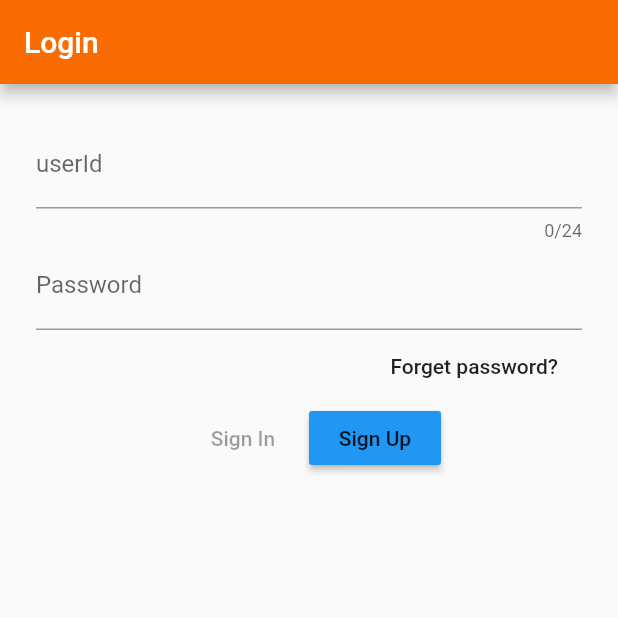
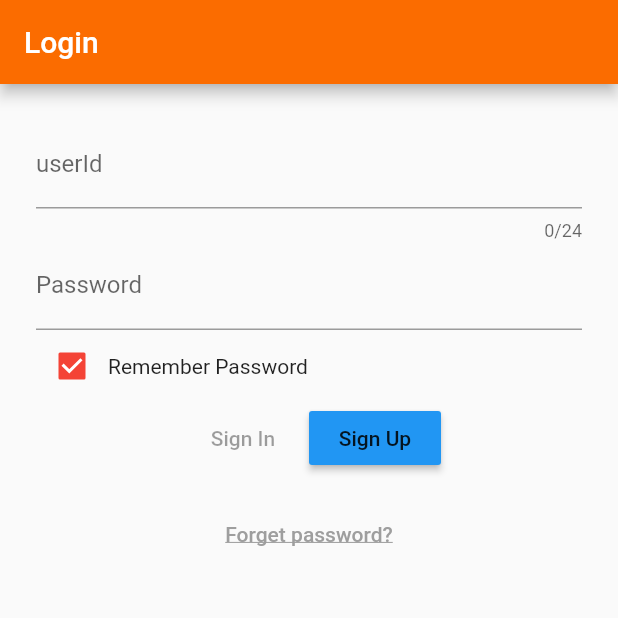
Before and after one commit to EnderByEndera/membership_card, a Flutter app: the screen it shows after launch, on a phone screen of 412 x 824 dp, the top half of it. Run offline on Flutter 3.47's test engine with Material 2 defaults, Android fonts, the phone set to English and light mode, and no system bars; our stand-ins replace dio, qr_flutter; missing offline and left inert: barcode_flutter, barcode_scan, flutter_nfc_reader.

Commit message:
update loginPage

```diff
--- a/lib/main.dart
+++ b/lib/main.dart
@@ -21,7 +21,7 @@ import 'pages/card_info_membership.dart';
 import 'pages/card_info_barcode.dart';
 import 'pages/card_info_qrcode.dart';
 import 'package:membership_card/pages/bottom_menu.dart';
-
+import 'package:membership_card/pages/find_password.dart';
 void main() {
   WidgetsFlutterBinding.ensureInitialized();
   SystemChrome.setPreferredOrientations([DeviceOrientation.portraitUp])
@@ -82,6 +82,7 @@ class GoWallet extends StatelessWidget {
             "/user": (_) => UserInfoPage(),
             "/bottomMenu": (_) => BottomMenuPage(),
             "/changePasswordPage": (_) =>ChangePasswordPage(),
+            "/findpasswordpage":(_)=>FindPasswordPage(),
           },
         ));
   }
--- /dev/null
+++ b/lib/model/user_count.dart
@@ -0,0 +1,14 @@
+import 'package:flutter/material.dart';
+import 'package:membership_card/model/user_model.dart';
+
+class UserCounter extends ChangeNotifier {
+  var _userList = List<User>();
+  set userList(List<User> cardList) => this._userList = cardList;
+  List<User> get userList => _userList;
+
+  void addUser(User user) {
+    _userList.add(user);
+    notifyListeners();
+  }
+
+}
--- a/lib/model/user_model.dart
+++ b/lib/model/user_model.dart
@@ -18,7 +18,8 @@ class User extends ChangeNotifier {
   static const String _LOGINMONTH_JSON = "loginmonth";
   static const String _LOGINNUM_JSON = "loginnum";
   static const String _LOGINYEAR_JSON = "loginyear";
-
+  static const String _ACCOUNT_TYPE_JSON = "acountype";
+  static const String  _REMEMBER_JSON = "remember";
 
   String _userId;
   String _password;
@@ -57,6 +58,10 @@ class User extends ChangeNotifier {
     _userId = json[_ID_JSON];
     _password = json[_PASSWORD_JSON];
     _mail = json[_Mail_JSON];
+    _tel = json[_TEL_JSON];
+    _loginMonth = json[_LOGINMONTH_JSON];
+    _loginNum = json[_LOGINNUM_JSON];
+    _loginYear = json[_LOGINYEAR_JSON];
   }
 
   Map<String, dynamic> toJson() {
@@ -67,4 +72,18 @@ class User extends ChangeNotifier {
     };
     return user;
   }
+
+  Map<String, dynamic> toNRmbJson() => {
+    _ID_JSON: _userId,
+    _PASSWORD_JSON: _password,
+    _ACCOUNT_TYPE_JSON: "mail",
+    _REMEMBER_JSON: false,
+  };
+
+  Map<String, dynamic> toRmbJson() => {
+    _ID_JSON: _userId,
+    _PASSWORD_JSON: _password,
+    _ACCOUNT_TYPE_JSON: "mail",
+    _REMEMBER_JSON: true,
+  };
 }
--- a/lib/pages/add_cards_with_number.dart
+++ b/lib/pages/add_cards_with_number.dart
@@ -23,9 +23,10 @@ class AddCardWithNumberPage extends StatefulWidget {
 
 class AddCardWithNumberPageState extends State<AddCardWithNumberPage>
     with TickerProviderStateMixin {
-  TabController _tabController;
+   TabController _tabController;
    Dio dio=initDio();
- Future<Response> res;
+   Response res;
+
 
   void initState() {
     _tabController = TabController(
--- a/lib/pages/login.dart
+++ b/lib/pages/login.dart
@@ -8,6 +8,7 @@ import 'package:membership_card/network/client.dart';
 import 'package:provider/provider.dart';
 import 'package:membership_card/model/card_model.dart';
 import 'package:membership_card/model/card_count.dart';
+import 'package:membership_card/model/user_count.dart';
 
 class LoginPage extends StatefulWidget {
   @override
@@ -26,6 +27,8 @@ class LoginPageState extends State<LoginPage> {
   String _loginMsg;
   String _userIdErrMsg;
   String _passwordErrMsg;
+  bool remember = false;
+  bool _checkboxSelected=true; //维护复选框状态
 
   var dio = initDio();
   Response res1;
@@ -86,7 +89,7 @@ class LoginPageState extends State<LoginPage> {
 
   @override
   Widget build(BuildContext context) {
-    var _nameTextField = TextField(
+    var _IdTextField = TextField(
       decoration: InputDecoration(
         labelText: "userId",
         errorText: _userIdErrMsg,
@@ -114,20 +117,24 @@ class LoginPageState extends State<LoginPage> {
               padding: const EdgeInsets.all(24.0),
               child: Column(
                 children: <Widget>[
-                  _nameTextField,
+                  _IdTextField,
                   _passwordTextField,
-                  Flex(
-                    direction: Axis.horizontal,
+                  Row(
                     children: <Widget>[
-                      Spacer(),
-                      FlatButton(
-                        onPressed: () {
-                          Navigator.pushNamed(context, "/forgetPage");
-                        },
-                        child: Text("Forget password?"),
-                      )
+                      Checkbox(
+                        value: _checkboxSelected,
+                        activeColor: Colors.red, //选中时的颜色
+                        onChanged:(value){
+                          setState(() {
+                            _checkboxSelected=value;
+                            remember=true;
+                          });
+                        } ,
+                      ),
+                      Text("Remember Password"),
                     ],
                   ),
+
                   Consumer<User>(
                     builder: (context, user, child) => Flex(
                       mainAxisAlignment: MainAxisAlignment.center,
@@ -142,13 +149,37 @@ class LoginPageState extends State<LoginPage> {
                             });
                             user.userId = _userIdController.text;
                             user.password = _passwordController.text;
-                            res1 = await dioLogin(dio, user);
-                            setState(() {
-                              isSent = false;
-                            });
+                            List userList = Provider.of<UserCounter>(context).userList;
+                            int i=0;
+                            for(; i < userList.length; i++){
+                              if(user.userId == userList[i].userId){   //之前保存了这个账号的信息了
+                                user = userList[i];
+                                res1 = await dioLoginRmb(dio,user);
+                                break;
+                              }
+                            }
+                            //判断是否使用cookie直接登录
+                            if(i == userList.length){          //之前没有保存这个用户的账号
+                              if(remember=true){             //当前选中记住密码
+                                res1 = await dioLoginRmb(dio, user);
+                              }
+                              else{                          //当前没有选择记住密码
+                                res1 = await dioLoginNRmb(dio, user);
+                              }
+                              setState(() {
+                                isSent = false;
+                              });
+                            }
+
+                            ///登录成功
                             if (res1.statusCode == 200) {
                               try {
-                                dioGetAllCards(dio).then((res2){
+                                user = User.fromJson(json.decode(res1.data));
+                                if(remember == true && i == userList.length){    //当前选择记住密码且之前没有保存这个用户的账号
+                                  Provider.of<UserCounter>(context).addUser(user);
+                                }
+
+                                dioGetAllCards(dio, user.userId).then((res2){
 
                                   var list = json.decode(res2.data) as List;
                                   List<CardInfo> cards = list.map((i)=> CardInfo.fromJson(i)).toList();
@@ -176,7 +207,10 @@ class LoginPageState extends State<LoginPage> {
                                       content: Text(_loginMsg),
                                     ));
                               }
-                            } else if (res1.statusCode == 400) {
+                            }
+
+                            //登录失败
+                            else if (res1.statusCode == 400) {
                               _loginMsg =
                               "Network connection failed, "
                                   "check your network";
@@ -184,7 +218,8 @@ class LoginPageState extends State<LoginPage> {
                                 title: Text("Alert"),
                                 content: Text(_loginMsg),
                               ));
-                            } else if (res1.statusCode == 406) {
+                            }
+                            else if (res1.statusCode == 406) {
                               _loginMsg = "Account does not exist Or Password error";
                               showDialog(context: context, builder: (_) => AlertDialog(
                                 title: Text("Alert"),
@@ -228,6 +263,23 @@ class LoginPageState extends State<LoginPage> {
                       textAlign: TextAlign.center,
                     ),
                   ),
+
+                  Row(
+                    mainAxisAlignment: MainAxisAlignment.center,
+                    children: <Widget>[
+                      FlatButton(
+                        onPressed: () {
+                          Navigator.pushNamed(context, "/forgetPage");
+                        },
+                        child: Text("Forget password?",
+                            style: TextStyle(
+                              color: Colors.grey,
+                              decoration: TextDecoration.underline
+                            )
+                        ),
+                      )
+                    ],
+                  ),
                 ],
               ),
             ),
```
Also changed, not shown: lib/network/client.dart (+68 -4 lines), lib/pages/find_password.dart (added, +102 -0 lines), lib/pages/forget_password.dart (+58 -22 lines).
